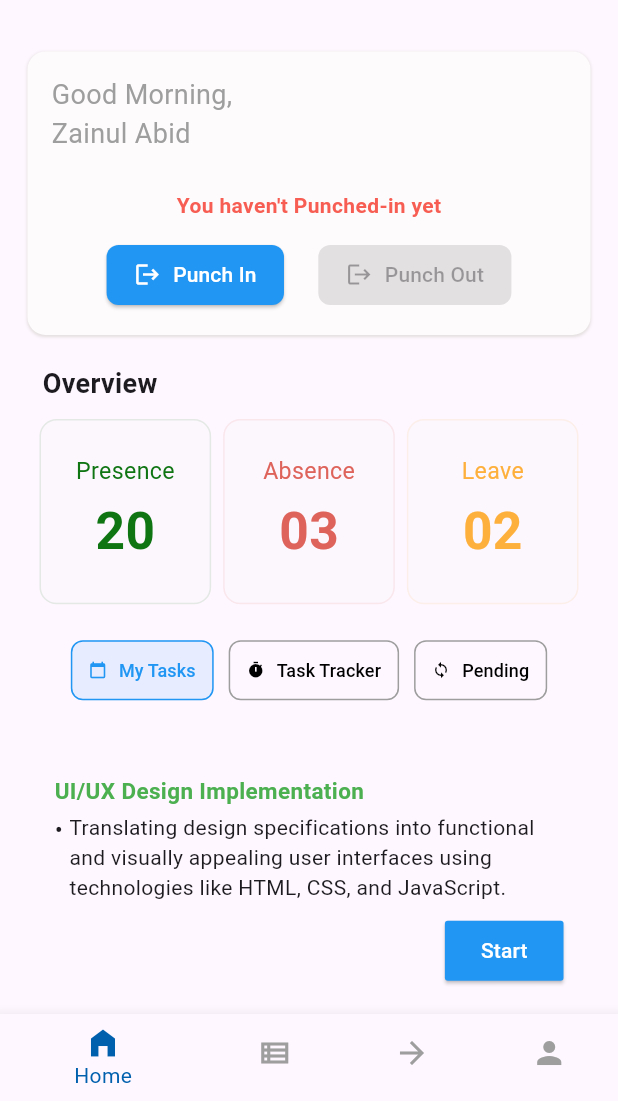
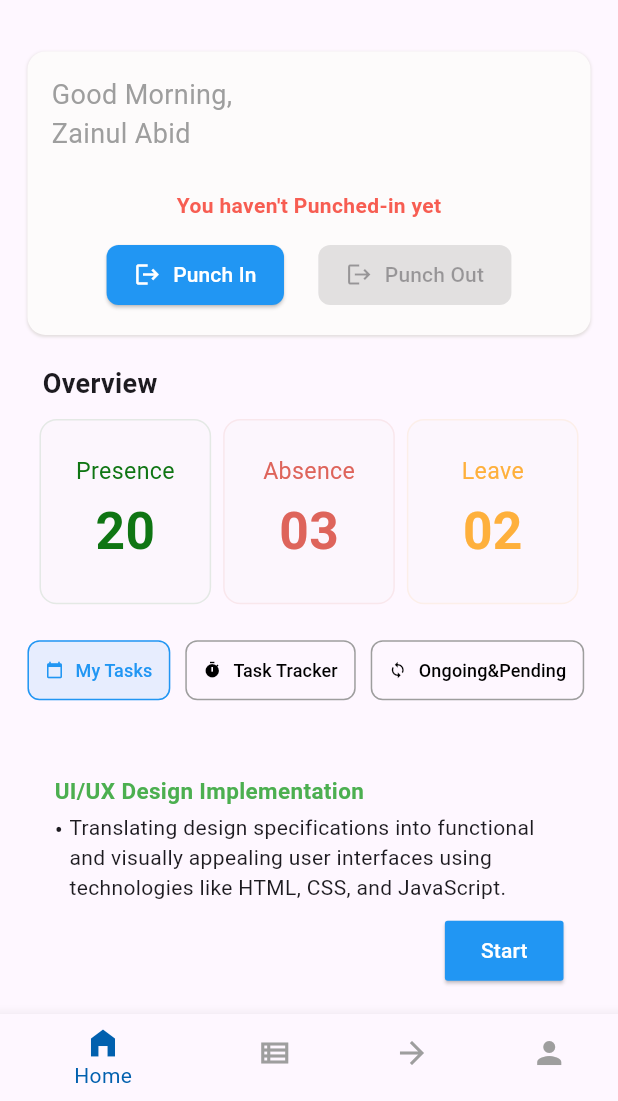
Before and after one commit to zainulabidali/Ziya-personal-project-01, a Flutter app: the screen it shows once a user with an empty profile is signed in, on a phone screen of 412 x 824 dp, the part 135-1236 px from its top. Run offline on Flutter 3.47's test engine with Material 3 defaults, Android fonts, the phone set to English and light mode, and no system bars; our stand-ins replace firebase_auth, firebase_core, fl_chart, flutter_screenutil, pdf, printing; accounts and stored records are empty.

Commit message:
notification add...

```diff
--- a/lib/home/Leave_status/widgets/widgets.dart
+++ b/lib/home/Leave_status/widgets/widgets.dart
@@ -1,6 +1,7 @@
 
 import 'package:flutter/material.dart';
 import 'package:personal_app/home/widgets/appbar_widgets.dart';
+import 'package:personal_app/home/widgets/notification_widget.dart';
 
 class leave_widgets_Appbar extends StatelessWidget {
   const leave_widgets_Appbar({
--- a/lib/home/widgets/appbar_widgets.dart
+++ b/lib/home/widgets/appbar_widgets.dart
@@ -1,4 +1,6 @@
 import 'package:flutter/material.dart';
+import 'package:personal_app/home/notification/notification.dart';
+import 'package:personal_app/home/widgets/notification_widget.dart';
 
 class Appbar_widgets extends StatelessWidget implements PreferredSizeWidget {
   const Appbar_widgets({
@@ -92,7 +94,6 @@ class Appbar_widgets extends StatelessWidget implements PreferredSizeWidget {
                   child: CircleAvatar(
                     radius: 26,
                     backgroundImage: AssetImage(
-
                         'assets/img/ziya_logo.png'), // Replace with actual image
                     backgroundColor: Colors.transparent,
                   ),
@@ -105,41 +106,3 @@ class Appbar_widgets extends StatelessWidget implements PreferredSizeWidget {
     );
   }
 }
-
-class notification_icon extends StatelessWidget {
-  const notification_icon({
-    super.key,
-  });
-
-  @override
-  Widget build(BuildContext context) {
-    return Stack(
-      children: [
-        CircleAvatar(
-          backgroundColor: Color.fromARGB(255, 50, 109, 228),
-          radius: 20,
-          child: Icon(Icons.notifications,
-              color: Color.fromARGB(255, 253, 253, 253)),
-        ),
-        Positioned(
-          right: 4,
-          top: 4,
-          child: Container(
-            width: 10,
-            height: 10,
-            decoration: BoxDecoration(
-              boxShadow: [
-                BoxShadow(
-                  color: Color.fromARGB(255, 249, 248, 248),
-                  spreadRadius: 1,
-                ),
-              ],
-              color: Colors.red,
-              shape: BoxShape.circle,
-            ),
-          ),
-        ),
-      ],
-    );
-  }
-}
--- a/lib/home/widgets/home_top_body.dart
+++ b/lib/home/widgets/home_top_body.dart
@@ -1,6 +1,7 @@
 import 'package:flutter/material.dart';
 import 'package:flutter_screenutil/flutter_screenutil.dart';
 import 'package:personal_app/home/widgets/divider.dart';
+import 'package:personal_app/home/widgets/work_sumery.dart';
 import 'package:personal_app/provider.dart';
 import 'package:provider/provider.dart';
 
@@ -34,12 +35,39 @@ class DashboardHeader extends StatelessWidget {
           const SizedBox(height: 20),
           _buildChips(context),
           const SizedBox(height: 20),
+          Consumer<ChipSelectionProvider>(
+            builder: (_, provider, __) {
+              if (provider.selectedChipIndex == 0) {
+                // My Tasks
+                return Column(
+                  children: [
                     _buildTask("UI/UX Design Implementation",
                         "Translating design specifications into functional and visually appealing user interfaces using technologies like HTML, CSS, and JavaScript."),
                     _buildTask("Backend Development",
                         "Creating and managing databases for efficient data storage, retrieval and processing."),
                     _buildTask("Server-Side Logic",
                         "Developing and maintaining the logic that runs on the server, handling user requests, processing data and interacting with databases."),
+                  ],
+                );
+
+
+              } else if (provider.selectedChipIndex == 1) {
+                // Task Tracker
+                return const Center(child: Text("Task Tracker Content Here"));
+
+
+              } else if (provider.selectedChipIndex == 2) {
+                // Pending
+                return Center(child: Text("Task Tracker Content Here"));
+
+
+              } else if (provider.selectedChipIndex == 3) {
+                // Work Summary
+                return Work_summer_dashbord();
+              }
+              return const SizedBox.shrink();
+            },
+          ),
           const SizedBox(height: 20),
         ],
       ),
@@ -56,7 +84,7 @@ class DashboardHeader extends StatelessWidget {
           BoxShadow(
               color: const Color.fromARGB(255, 227, 222, 222),
               blurRadius: 1,
-              offset: Offset(0, 1))
+              offset: const Offset(0, 1))
         ],
       ),
       child: Column(
@@ -153,15 +181,19 @@ class DashboardHeader extends StatelessWidget {
   }
 
   Widget _buildChips(BuildContext context) {
-    return Row(
-      mainAxisAlignment: MainAxisAlignment.center,
+    return SingleChildScrollView(
+      scrollDirection: Axis.horizontal,
+      child: Row(
         children: [
           _buildChip(context, Icons.calendar_today, "My Tasks", 0),
-        const SizedBox(width: 10),
+          SizedBox(width: 10),
           _buildChip(context, Icons.timer, "Task Tracker", 1),
-        const SizedBox(width: 10),
-        _buildChip(context, Icons.loop, "Pending", 2),
+          SizedBox(width: 10),
+          _buildChip(context, Icons.loop, "Ongoing&Pending", 2),
+          SizedBox(width: 10),
+          _buildChip(context, Icons.work, "Work Summary", 3),
         ],
+      ),
     );
   }
 
@@ -204,9 +236,6 @@ class DashboardHeader extends StatelessWidget {
     return Container(
       margin: const EdgeInsets.symmetric(vertical: 8),
       padding: const EdgeInsets.all(18),
-      decoration: BoxDecoration(
-          // border: Border(bottom: BorderSide(color: Colors.grey.shade300)),
-          ),
       child: Column(
         crossAxisAlignment: CrossAxisAlignment.start,
         children: [
@@ -240,8 +269,8 @@ class DashboardHeader extends StatelessWidget {
               ),
             ),
           ),
-          SizedBox(height: 20.h,),
-   DashedDivider()
+          SizedBox(height: 20.h),
+          DashedDivider(),
         ],
       ),
     );
--- /dev/null
+++ b/lib/home/widgets/notification_widget.dart
@@ -0,0 +1,66 @@
+
+
+import 'package:flutter/material.dart';
+import 'package:personal_app/home/notification/notification.dart';
+
+class notification_icon extends StatelessWidget {
+  const notification_icon({super.key});
+
+  @override
+  Widget build(BuildContext context) {
+    return Stack(
+      children: [
+        CircleAvatar(
+          backgroundColor: const Color.fromARGB(255, 50, 109, 228),
+          radius: 20,
+          child: IconButton(
+            onPressed: () {
+              Navigator.push(
+                context,
+                PageRouteBuilder(
+                  pageBuilder: (context, animation, secondaryAnimation) =>
+                      const NotificationScreen(),
+                  transitionsBuilder:
+                      (context, animation, secondaryAnimation, child) {
+                    const begin = Offset(1.0, 0.0); // right side
+                    const end = Offset.zero;
+                    const curve = Curves.ease;
+
+                    var tween = Tween(begin: begin, end: end)
+                        .chain(CurveTween(curve: curve));
+                    var offsetAnimation = animation.drive(tween);
+
+                    return SlideTransition(
+                      position: offsetAnimation,
+                      child: child,
+                    );
+                  },
+                ),
+              );
+            },
+            icon: const Icon(Icons.notifications,
+                color: Color.fromARGB(255, 253, 253, 253)),
+          ),
+        ),
+        Positioned(
+          right: 4,
+          top: 4,
+          child: Container(
+            width: 10,
+            height: 10,
+            decoration: const BoxDecoration(
+              boxShadow: [
+                BoxShadow(
+                  color: Color.fromARGB(255, 249, 248, 248),
+                  spreadRadius: 1,
+                ),
+              ],
+              color: Colors.red,
+              shape: BoxShape.circle,
+            ),
+          ),
+        ),
+      ],
+    );
+  }
+}
--- a/pubspec.yaml
+++ b/pubspec.yaml
@@ -40,6 +40,7 @@ dependencies:
   printing:
   pdf:
   fl_chart: ^0.66.2
+  flutter_slidable: ^3.1.2
 
 
 dev_dependencies:
```
Also changed, not shown: lib/home/notification/Widgets.dart/items.dart (added, +46 -0 lines), lib/home/notification/notification.dart (added, +91 -0 lines), lib/home/widgets/work_sumery.dart (added, +123 -0 lines), lib/profile/Widgets/top_profile.dart (added, +52 -0 lines), lib/profile/profile_home.dart (+2 -39 lines), pubspec.lock. Lines whose indentation alone changed are shown as unchanged.
